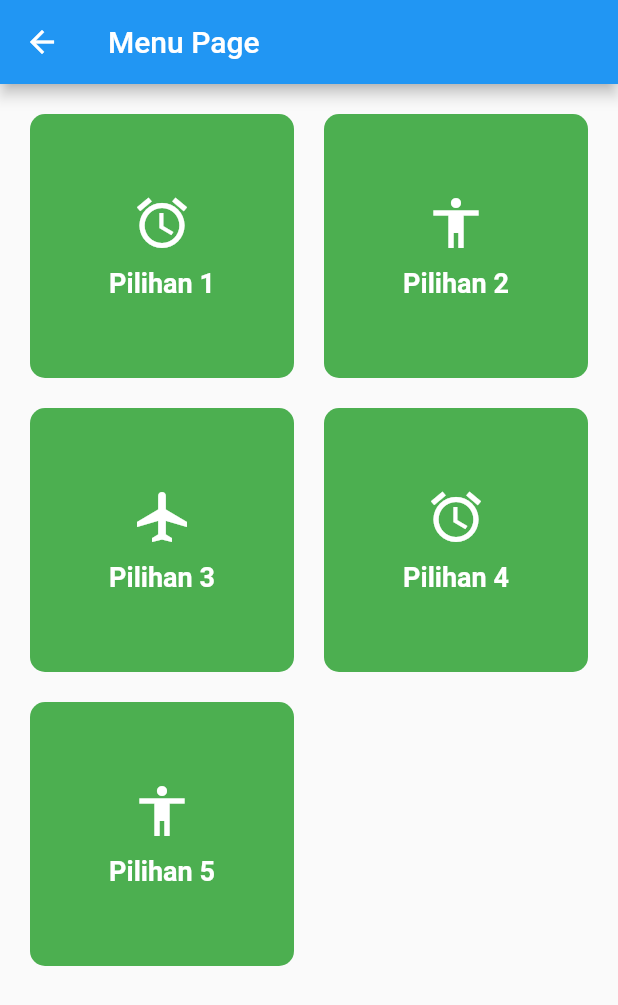
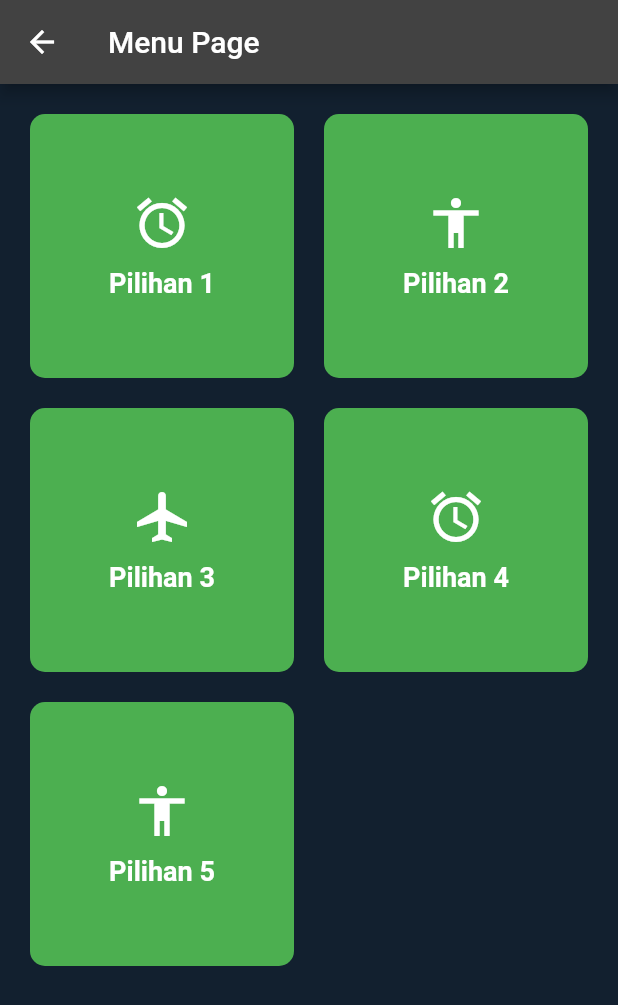
Before and after one commit to UdinDesu/aplikasi_smart_green_house, a Flutter app: the screen it shows after launch, after a tap on the "menu" icon, on a phone screen of 412 x 824 dp. Shown: the top 1005 px of the screen. Run offline on Flutter 3.47's test engine with Material 2 defaults, Android fonts, the phone set to English and light mode, and no system bars.

Commit message:
Update 19 Sep (Loading)

```diff
--- a/lib/main.dart
+++ b/lib/main.dart
@@ -9,7 +9,10 @@ class MyApp extends StatelessWidget {
   @override
   Widget build(BuildContext context) {
     return MaterialApp(
-      debugShowCheckedModeBanner: false, // Maenghilangkan teks "Debug"
+      debugShowCheckedModeBanner: false, // Menghilangkan teks "Debug"
+      theme: ThemeData.dark().copyWith(
+        scaffoldBackgroundColor: const Color.fromARGB(255, 18, 32, 47),
+      ),
       home: SplashScreen(), // Gunakan SplashScreen sebagai halaman awal
     );
   }
--- a/lib/splash_screen.dart
+++ b/lib/splash_screen.dart
@@ -1,6 +1,7 @@
 import 'package:flutter/material.dart';
 import 'dart:async';
 import 'dashboard_page.dart';
+/*import 'package:transform_matrix/transform_matrix.dart';*/
 
 class SplashScreen extends StatefulWidget {
   const SplashScreen({Key? key}) : super(key: key);
@@ -9,10 +10,18 @@ class SplashScreen extends StatefulWidget {
   _SplashScreenState createState() => _SplashScreenState();
 }
 
-class _SplashScreenState extends State<SplashScreen> {
+class _SplashScreenState extends State<SplashScreen>
+    with SingleTickerProviderStateMixin {
+  late AnimationController _animationController;
+
   @override
   void initState() {
     super.initState();
+    _animationController = AnimationController(
+      duration: const Duration(seconds: 3),
+      vsync: this,
+    )..repeat(); // Membuat animasi berulang
+
     Timer(
       const Duration(seconds: 3), // Mengubah waktu menjadi 3 detik
           () {
@@ -41,14 +50,20 @@ class _SplashScreenState extends State<SplashScreen> {
 
   @override
   Widget build(BuildContext context) {
-    return Scaffold(
+    return MaterialApp(
+      debugShowCheckedModeBanner: false, // Menghilangkan tulisan "Debug"
+      theme: ThemeData.dark(), // Menghilangkan pengaturan scaffoldBackgroundColor
+      home: Scaffold(
         appBar: null, // Menghilangkan header
         body: Container(
+          width: double.infinity, // Lebar container mengisi seluruh lebar layar
+          height: double.infinity, // Tinggi container mengisi seluruh tinggi layar
           decoration: BoxDecoration(
             gradient: LinearGradient(
-            colors: const [
-              Color(0xFF74B557), // Warna gradient Atas
-              Color(0xFFA6DD8E), // Warna gradient Bawah
+              colors: [
+                const Color(0xFF84B51A), // Warna pertama
+                const Color(0xFFB6EB9D), // Warna kedua
+                const Color(0xFF9DEBB3), // Warna ketiga
               ],
               begin: Alignment.bottomCenter,
               end: Alignment.topCenter,
@@ -57,17 +72,45 @@ class _SplashScreenState extends State<SplashScreen> {
           child: Center(
             child: Column(
               mainAxisAlignment: MainAxisAlignment.center,
-            children: <Widget>[
-              Image.asset(
-                'images/logo.png', // Sesuaikan dengan path ke gambar Anda
+              children: [
+                AnimatedBuilder(
+                  animation: _animationController,
+                  builder: (context, child) {
+                    final transformationMatrix = Matrix4.identity()
+                      ..setEntry(3, 2, 0.001) // Perspektif efek
+                      ..rotateY(2 * 3.14159265359 * _animationController.value); // Putaran 3D
+
+                    return Transform(
+                      transform: transformationMatrix,
+                      alignment: FractionalOffset.center,
+                      child: Image.asset(
+                        'assets/images/logo.png', // Sesuaikan dengan path ke gambar Anda
                         width: 100, // Sesuaikan dengan lebar yang Anda inginkan
                         height: 100, // Sesuaikan dengan tinggi yang Anda inginkan
                       ),
+                    );
+                  },
+                ),
                 const SizedBox(height: 20), // Beri jarak antara gambar dan teks
+                Text(
+                  'Selamat datang di Aplikasi',
+                  style: TextStyle(
+                    fontSize: 24.0,
+                    fontWeight: FontWeight.bold,
+                    color: Colors.white, // Warna teks putih
+                  ),
+                ),
               ],
+            ),
           ),
         ),
       ),
     );
   }
+
+  @override
+  void dispose() {
+    _animationController.dispose(); // Jangan lupa membuang controller saat tidak digunakan
+    super.dispose();
   }
+}
--- a/pubspec.yaml
+++ b/pubspec.yaml
@@ -52,6 +52,8 @@ dev_dependencies:
 
 # The following section is specific to Flutter packages.
 flutter:
+  assets:
+    - assets/images/
 
   # The following line ensures that the Material Icons font is
   # included with your application, so that you can use the icons in
```
Also changed, not shown: assets/images/logo.png (added), images/logo.png (deleted). Lines whose indentation alone changed are shown as unchanged.
